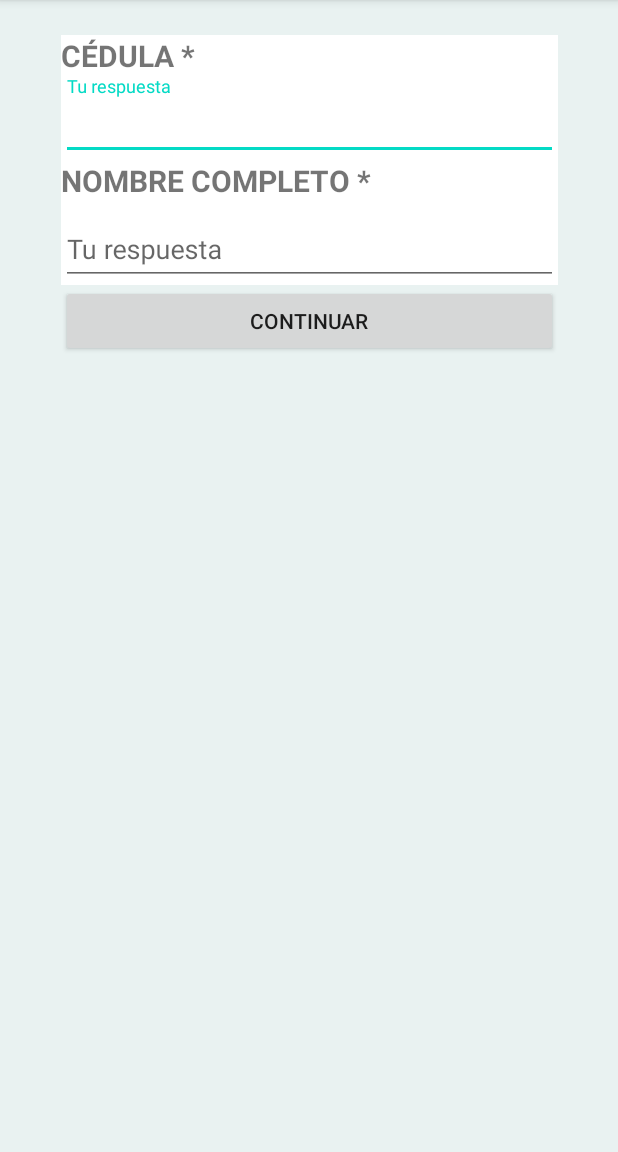
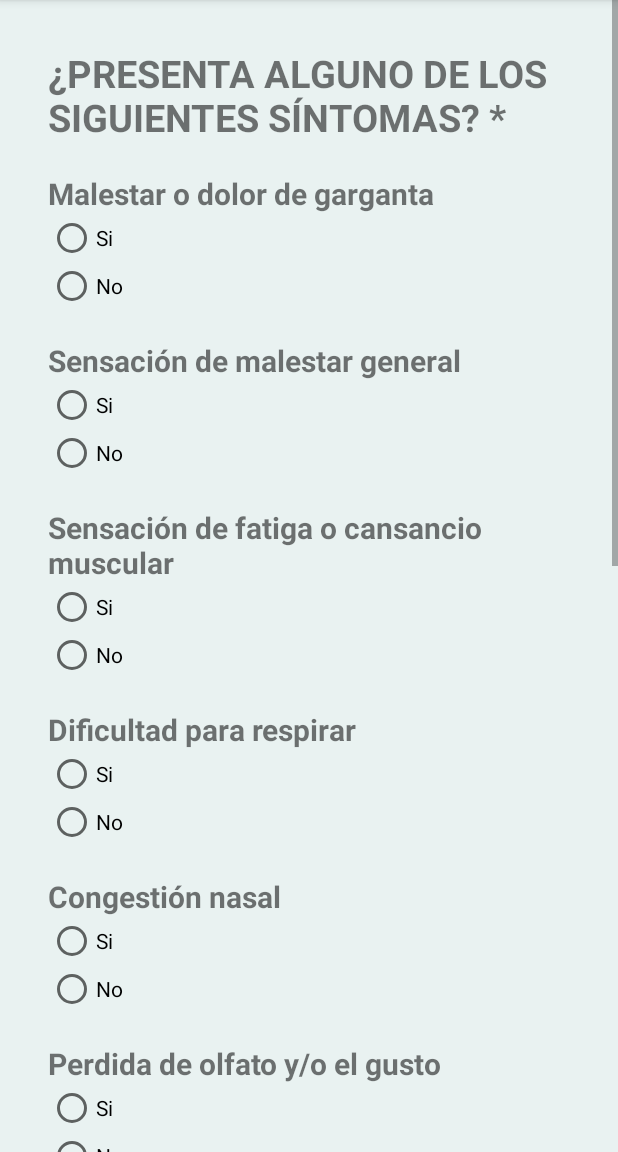
Before and after one commit to Genuba/mision-servi, an Android app: the PersonaForm screen opened directly, with no data from a screen before it, after a tap on "CONTINUAR", on a phone screen of 412 x 824 dp, the part 84-1236 px from its top. Run offline under Robolectric (Android 15) with nearby library versions, the phone set to English and light mode, and no system bars.

Commit message:
With love

```diff
--- /dev/null
+++ b/app/src/main/java/com/example/misionservi/EncuestaPagUno.kt
@@ -0,0 +1,12 @@
+package com.example.misionservi
+
+import androidx.appcompat.app.AppCompatActivity
+import android.os.Bundle
+
+class EncuestaPagUno : AppCompatActivity() {
+
+    override fun onCreate(savedInstanceState: Bundle?) {
+        super.onCreate(savedInstanceState)
+        setContentView(R.layout.activity_encuesta_pag_uno)
+    }
+}
--- a/app/src/main/java/com/example/misionservi/PersonaForm.kt
+++ b/app/src/main/java/com/example/misionservi/PersonaForm.kt
@@ -1,5 +1,6 @@
 package com.example.misionservi
 
+import android.content.Intent
 import android.os.Bundle
 import android.text.Editable
 import android.text.TextWatcher
@@ -33,10 +34,12 @@ class PersonaForm : AppCompatActivity() {
             .build()
         jsonPlaceHolderApi = retrofit.create(JsonPlaceHolderApi::class.java)
 
-        this.txtCedula = findViewById<EditText>(R.id.cedula)
-        this.txtNombre = findViewById<EditText>(R.id.nombre)
+        this.txtCedula = findViewById(R.id.cedula)
+        this.txtNombre = findViewById(R.id.nombre)
 
-        this.txtCedula?.addTextChangedListener(object : TextWatcher {
+
+
+        /*this.txtCedula?.addTextChangedListener(object : TextWatcher {
 
             override fun afterTextChanged(s: Editable) {}
 
@@ -48,11 +51,12 @@ class PersonaForm : AppCompatActivity() {
                                        before: Int, count: Int) {
                 getPersona(s.toString())
             }
-        })
+        })*/
     }
 
     fun encuestaContinue(v: View?) {
-
+        val intent = Intent(this, EncuestaPagUno::class.java)
+        startActivity(intent)
     }
 
     fun getPersona(cedula: String) {
--- /dev/null
+++ b/app/src/main/res/layout/activity_encuesta_pag_uno.xml
@@ -0,0 +1,357 @@
+<?xml version="1.0" encoding="utf-8"?>
+<androidx.constraintlayout.widget.ConstraintLayout xmlns:android="http://schemas.android.com/apk/res/android"
+    xmlns:app="http://schemas.android.com/apk/res-auto"
+    xmlns:tools="http://schemas.android.com/tools"
+    android:layout_width="match_parent"
+    android:layout_height="match_parent"
+    android:background="#e9f2f1"
+    tools:context=".EncuestaPagUno">
+
+    <ScrollView
+        android:layout_width="match_parent"
+        android:layout_height="match_parent"
+        tools:layout_editor_absoluteX="-16dp"
+        tools:layout_editor_absoluteY="106dp">
+
+        <LinearLayout
+            android:layout_width="match_parent"
+            android:layout_height="wrap_content"
+            android:layout_marginStart="2dp"
+            android:layout_marginLeft="2dp"
+            android:layout_marginTop="1dp"
+            android:layout_marginEnd="2dp"
+            android:layout_marginRight="2dp"
+            android:layout_marginBottom="1dp"
+            android:orientation="vertical"
+            android:padding="30dp">
+
+            <RelativeLayout
+                android:layout_width="match_parent"
+                android:layout_height="wrap_content"
+                android:background="#e9f2f1"
+                android:orientation="vertical">
+
+                <TextView
+                    android:id="@+id/textView1"
+                    android:layout_width="wrap_content"
+                    android:layout_height="wrap_content"
+                    android:text="¿PRESENTA ALGUNO DE LOS SIGUIENTES SÍNTOMAS? *"
+                    android:textSize="25sp"
+                    android:textStyle="bold" />
+
+                <TextView
+                    android:id="@+id/textView2"
+                    android:layout_width="wrap_content"
+                    android:layout_height="wrap_content"
+                    android:layout_below="@id/textView1"
+                    android:layout_marginTop="20dp"
+                    android:text="Malestar o dolor de garganta"
+                    android:textSize="20sp"
+                    android:textStyle="bold" />
+
+                <RadioGroup
+                    android:id="@+id/rbPreguntaUno"
+                    android:layout_width="wrap_content"
+                    android:layout_height="wrap_content"
+                    android:layout_below="@id/textView2">
+
+                    <RadioButton
+                        android:id="@+id/radioButton11"
+                        android:layout_width="match_parent"
+                        android:layout_height="wrap_content"
+                        android:text="Si" />
+
+                    <RadioButton
+                        android:id="@+id/radioButton12"
+                        android:layout_width="match_parent"
+                        android:layout_height="wrap_content"
+                        android:text="No" />
+                </RadioGroup>
+
+                <TextView
+                    android:id="@+id/textView3"
+                    android:layout_width="wrap_content"
+                    android:layout_height="wrap_content"
+                    android:layout_below="@id/rbPreguntaUno"
+                    android:layout_marginTop="20dp"
+                    android:text="Sensación de malestar general"
+                    android:textSize="20sp"
+                    android:textStyle="bold" />
+
+                <RadioGroup
+                    android:id="@+id/rbPreguntaDos"
+                    android:layout_width="wrap_content"
+                    android:layout_height="wrap_content"
+                    android:layout_below="@id/textView3">
+
+                    <RadioButton
+                        android:id="@+id/radioButton21"
+                        android:layout_width="match_parent"
+                        android:layout_height="wrap_content"
+                        android:text="Si" />
+
+                    <RadioButton
+                        android:id="@+id/radioButton22"
+                        android:layout_width="match_parent"
+                        android:layout_height="wrap_content"
+                        android:text="No" />
+                </RadioGroup>
+
+                <TextView
+                    android:id="@+id/textView4"
+                    android:layout_width="wrap_content"
+                    android:layout_height="wrap_content"
+                    android:layout_below="@id/rbPreguntaDos"
+                    android:layout_marginTop="20dp"
+                    android:text="Sensación de fatiga o cansancio muscular"
+                    android:textSize="20sp"
+                    android:textStyle="bold" />
+
+                <RadioGroup
+                    android:id="@+id/rbPreguntaTres"
+                    android:layout_width="wrap_content"
+                    android:layout_height="wrap_content"
+                    android:layout_below="@id/textView4">
+
+                    <RadioButton
+                        android:id="@+id/radioButton31"
+                        android:layout_width="match_parent"
+                        android:layout_height="wrap_content"
+                        android:text="Si" />
+
+                    <RadioButton
+                        android:id="@+id/radioButton32"
+                        android:layout_width="match_parent"
+                        android:layout_height="wrap_content"
+                        android:text="No" />
+                </RadioGroup>
+
+                <TextView
+                    android:id="@+id/textView5"
+                    android:layout_width="wrap_content"
+                    android:layout_height="wrap_content"
+                    android:layout_below="@id/rbPreguntaTres"
+                    android:layout_marginTop="20dp"
+                    android:text="Dificultad para respirar"
+                    android:textSize="20sp"
+                    android:textStyle="bold" />
+
+                <RadioGroup
+                    android:id="@+id/rbPreguntaCuatro"
+                    android:layout_width="wrap_content"
+                    android:layout_height="wrap_content"
+                    android:layout_below="@id/textView5">
+
+                    <RadioButton
+                        android:id="@+id/radioButton41"
+                        android:layout_width="match_parent"
+                        android:layout_height="wrap_content"
+                        android:text="Si" />
+
+                    <RadioButton
+                        android:id="@+id/radioButton42"
+                        android:layout_width="match_parent"
+                        android:layout_height="wrap_content"
+                        android:text="No" />
+                </RadioGroup>
+
+                <TextView
+                    android:id="@+id/textView6"
+                    android:layout_width="wrap_content"
+                    android:layout_height="wrap_content"
+                    android:layout_below="@id/rbPreguntaCuatro"
+                    android:layout_marginTop="20dp"
+                    android:text="Congestión nasal"
+                    android:textSize="20sp"
+                    android:textStyle="bold" />
+
+                <RadioGroup
+                    android:id="@+id/rbPreguntaCinco"
+                    android:layout_width="wrap_content"
+                    android:layout_height="wrap_content"
+                    android:layout_below="@id/textView6">
+
+                    <RadioButton
+                        android:id="@+id/radioButton51"
+                        android:layout_width="match_parent"
+                        android:layout_height="wrap_content"
+                        android:text="Si" />
+
+                    <RadioButton
+                        android:id="@+id/radioButton52"
+                        android:layout_width="match_parent"
+                        android:layout_height="wrap_content"
+                        android:text="No" />
+                </RadioGroup>
+
+                <TextView
+                    android:id="@+id/textView7"
+                    android:layout_width="wrap_content"
+                    android:layout_height="wrap_content"
+                    android:layout_below="@id/rbPreguntaCinco"
+                    android:layout_marginTop="20dp"
+                    android:text="Perdida de olfato y/o el gusto"
+                    android:textSize="20sp"
+                    android:textStyle="bold" />
+
+                <RadioGroup
+                    android:id="@+id/rbPreguntaSeis"
+                    android:layout_width="wrap_content"
+                    android:layout_height="wrap_content"
+                    android:layout_below="@id/textView7">
+
+                    <RadioButton
+                        android:id="@+id/radioButton61"
+                        android:layout_width="match_parent"
+                        android:layout_height="wrap_content"
+                        android:text="Si" />
+
+                    <RadioButton
+                        android:id="@+id/radioButton62"
+                        android:layout_width="match_parent"
+                        android:layout_height="wrap_content"
+                        android:text="No" />
+                </RadioGroup>
+
+                <TextView
+                    android:id="@+id/textView8"
+                    android:layout_width="wrap_content"
+                    android:layout_height="wrap_content"
+                    android:layout_below="@id/rbPreguntaSeis"
+                    android:layout_marginTop="20dp"
+                    android:text="Fiebre (+38°C)"
+                    android:textSize="20sp"
+                    android:textStyle="bold" />
+
+                <RadioGroup
+                    android:id="@+id/rbPreguntaSiete"
+                    android:layout_width="wrap_content"
+                    android:layout_height="wrap_content"
+                    android:layout_below="@id/textView8">
+
+                    <RadioButton
+                        android:id="@+id/radioButton71"
+                        android:layout_width="match_parent"
+                        android:layout_height="wrap_content"
+                        android:text="Si" />
+
+                    <RadioButton
+                        android:id="@+id/radioButton72"
+                        android:layout_width="match_parent"
+                        android:layout_height="wrap_content"
+                        android:text="No" />
+                </RadioGroup>
+
+                <TextView
+                    android:id="@+id/textView9"
+                    android:layout_width="wrap_content"
+                    android:layout_height="wrap_content"
+                    android:layout_below="@id/rbPreguntaSiete"
+                    android:layout_marginTop="20dp"
+                    android:text="Tos"
+                    android:textSize="20sp"
+                    android:textStyle="bold" />
+
+                <RadioGroup
+                    android:id="@+id/rbPreguntaOcho"
+                    android:layout_width="wrap_content"
+                    android:layout_height="wrap_content"
+                    android:layout_below="@id/textView9">
+
+                    <RadioButton
+                        android:id="@+id/radioButton81"
+                        android:layout_width="match_parent"
+                        android:layout_height="wrap_content"
+                        android:text="Si" />
+
+                    <RadioButton
+                        android:id="@+id/radioButton82"
+                        android:layout_width="match_parent"
+                        android:layout_height="wrap_content"
+                        android:text="No" />
+                </RadioGroup>
+
+                <TextView
+                    android:id="@+id/textView10"
+                    android:layout_width="wrap_content"
+                    android:layout_height="wrap_content"
+                    android:layout_below="@id/rbPreguntaOcho"
+                    android:layout_marginTop="20dp"
+                    android:text="¿Vive con alguien sospechosos o confirmado de tener COVID-19?"
+                    android:textSize="20sp"
+                    android:textStyle="bold" />
+
+                <RadioGroup
+                    android:id="@+id/rbPreguntaNueve"
+                    android:layout_width="wrap_content"
+                    android:layout_height="wrap_content"
+                    android:layout_below="@id/textView10">
+
+                    <RadioButton
+                        android:id="@+id/radioButton91"
+                        android:layout_width="match_parent"
+                        android:layout_height="wrap_content"
+                        android:text="Si" />
+
+                    <RadioButton
+                        android:id="@+id/radioButton92"
+                        android:layout_width="match_parent"
+                        android:layout_height="wrap_content"
+                        android:text="No" />
+                </RadioGroup>
+
+                <TextView
+                    android:id="@+id/textView11"
+                    android:layout_width="wrap_content"
+                    android:layout_height="wrap_content"
+                    android:layout_below="@id/rbPreguntaNueve"
+                    android:layout_marginTop="20dp"
+                    android:text="¿En los últimos 14 días ha tenido contacto estrecho (por mas de 15 minutps, a menos de 2 metros y sin usar elementos de protección personal) con alguien sospechoso o confirmado de tener COVID-19? "
+                    android:textSize="20sp"
+                    android:textStyle="bold" />
+
+                <RadioGroup
+                    android:id="@+id/rbPreguntaDiez"
+                    android:layout_width="wrap_content"
+                    android:layout_height="wrap_content"
+                    android:layout_below="@id/textView11">
+
+                    <RadioButton
+                        android:id="@+id/radioButton101"
+                        android:layout_width="match_parent"
+                        android:layout_height="wrap_content"
+                        android:text="Si" />
+
+                    <RadioButton
+                        android:id="@+id/radioButton102"
+                        android:layout_width="match_parent"
+                        android:layout_height="wrap_content"
+                        android:text="No" />
+                </RadioGroup>
+
+                />
+
+                <TextView
+                    android:id="@+id/textView12"
+                    android:layout_width="wrap_content"
+                    android:layout_height="wrap_content"
+                    android:layout_below="@id/rbPreguntaDiez"
+                    android:layout_marginTop="15dp"
+                    android:text="Si marco SÍ en una o más de las respuestas, por favor comuníquese inmediatamente con su supervisor(a) y no acuda a su sitio de trabajo."
+                    android:textSize="20sp"
+                    android:textStyle="bold" />
+
+
+            </RelativeLayout>
+
+            <Button
+                android:id="@+id/boton_guardar"
+                android:layout_width="match_parent"
+                android:layout_height="wrap_content"
+                android:onClick="encuestaContinue"
+                android:text="Enviar" />
+
+        </LinearLayout>
+    </ScrollView>
+
+</androidx.constraintlayout.widget.ConstraintLayout>
--- a/app/src/main/res/layout/activity_persona_form.xml
+++ b/app/src/main/res/layout/activity_persona_form.xml
@@ -37,17 +37,11 @@
                 android:text="CÉDULA *"
                 />
 
-            <com.google.android.material.textfield.TextInputLayout
+            <EditText
                 android:id="@+id/cedula"
                 android:layout_width="match_parent"
-                android:layout_below="@id/textView1"
-                android:layout_height="wrap_content">
-
-                <com.google.android.material.textfield.TextInputEditText
-                    android:layout_width="match_parent"
-                    android:layout_height="wrap_content"
-                    android:hint="Tu respuesta" />
-            </com.google.android.material.textfield.TextInputLayout>
+                android:layout_height="wrap_content"
+                android:layout_below="@id/textView1" />
 
             <TextView
                 android:id="@+id/textView3"
@@ -59,17 +53,11 @@
                 android:text="NOMBRE COMPLETO *"
                 />
 
-            <com.google.android.material.textfield.TextInputLayout
+            <EditText
                 android:id="@+id/nombre"
                 android:layout_width="match_parent"
-                android:layout_below="@id/textView3"
-                android:layout_height="wrap_content">
-
-                <com.google.android.material.textfield.TextInputEditText
-                    android:layout_width="match_parent"
-                    android:layout_height="wrap_content"
-                    android:hint="Tu respuesta" />
-            </com.google.android.material.textfield.TextInputLayout>
+                android:layout_height="wrap_content"
+                android:layout_below="@id/textView3"/>
         </RelativeLayout>
 
         <Button
```
Also changed, not shown: app/src/main/AndroidManifest.xml (+5 -5 lines).
